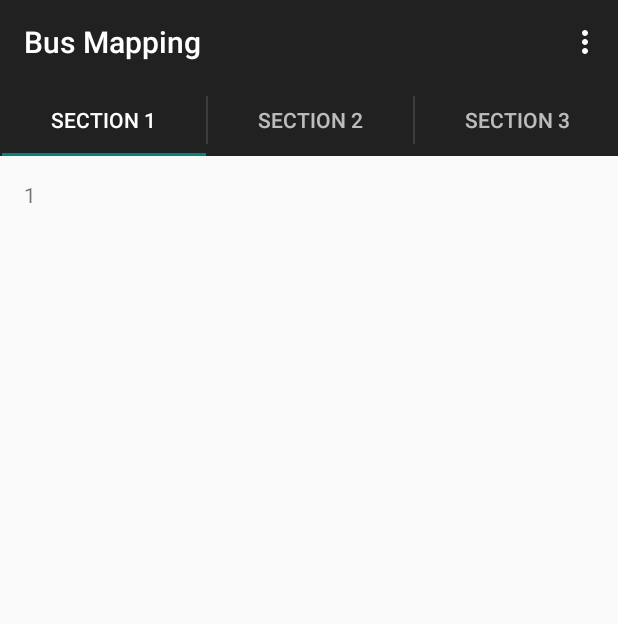
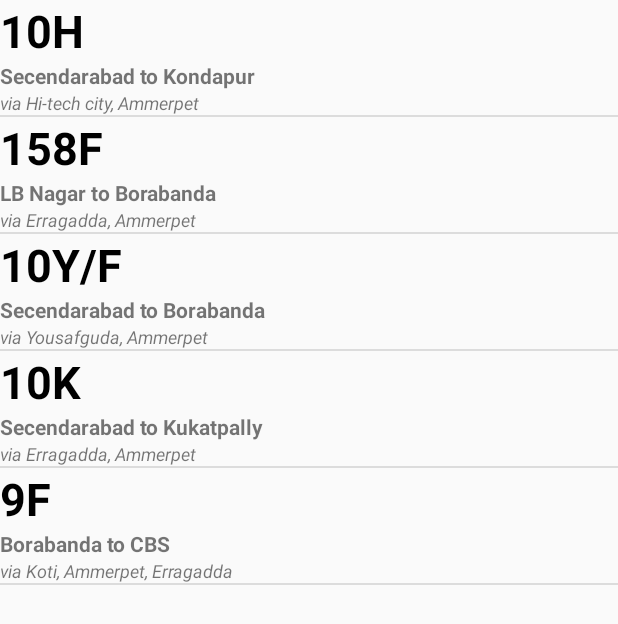
Before and after one commit to Nagamalleswarrao/BusMapping, an Android app: the screen it shows after launch (MainActivity), on a phone screen of 412 x 824 dp. Shown: the top 624 px of the screen. Run offline under Robolectric (Android 15) with nearby library versions, the phone set to English and light mode, and no system bars.

Commit message:
List view i populated with some random stuff

```diff
--- /dev/null
+++ b/BusMapping/src/main/java/com/creative/busmapping/BusInfoActivity.java
@@ -0,0 +1,41 @@
+package com.creative.busmapping;
+
+/**
+ * Created by Eshwar on 12/12/13.
+ */
+
+import android.os.Bundle;
+import java.util.ArrayList;
+import java.util.HashMap;
+
+import android.app.ListActivity;
+import android.widget.SimpleAdapter;
+public class BusInfoActivity extends ListActivity{
+
+    @Override
+    public void onCreate(Bundle savedInstanceState) {
+        super.onCreate(savedInstanceState);
+        setContentView(R.layout.list_view);
+
+        SimpleAdapter adapter = new SimpleAdapter(
+                this,
+                list,
+                R.layout.bus_info,
+                new String[] {"busNumber","labelBusNumber"},
+                new int[] {R.id.text1,R.id.text2}
+        );
+        populateList();
+        setListAdapter(adapter);
+    }
+
+    static final ArrayList<HashMap<String,String>> list = new ArrayList<HashMap<String,String>>();
+
+    private void populateList() {
+        HashMap<String,String> temp = new HashMap<String,String>();
+        temp.put("busNumber","10H");
+        temp.put("labelBusNumber", "Bus Number :");
+        list.add(temp);
+
+    }
+
+}
--- a/BusMapping/src/main/java/com/creative/busmapping/MainActivity.java
+++ b/BusMapping/src/main/java/com/creative/busmapping/MainActivity.java
@@ -1,187 +1,63 @@
 package com.creative.busmapping;
 
-import java.util.Locale;
+import android.os.Bundle;
+import java.util.ArrayList;
+import java.util.HashMap;
+import android.app.ListActivity;
+import android.widget.SimpleAdapter;
 
-import android.support.v7.app.ActionBarActivity;
-import android.support.v7.app.ActionBar;
-import android.support.v4.app.Fragment;
-import android.support.v4.app.FragmentManager;
-import android.support.v4.app.FragmentTransaction;
-import android.support.v4.app.FragmentPagerAdapter;
-import android.os.Bundle;
-import android.support.v4.view.ViewPager;
-import android.view.Gravity;
-import android.view.LayoutInflater;
-import android.view.Menu;
-import android.view.MenuItem;
-import android.view.View;
-import android.view.ViewGroup;
-import android.widget.TextView;
+public class MainActivity extends ListActivity {
 
-public class MainActivity extends ActionBarActivity implements ActionBar.TabListener {
+    boolean isPopulated = false;
 
-    /**
-     * The {@link android.support.v4.view.PagerAdapter} that will provide
-     * fragments for each of the sections. We use a
-     * {@link FragmentPagerAdapter} derivative, which will keep every
-     * loaded fragment in memory. If this becomes too memory intensive, it
-     * may be best to switch to a
-     * {@link android.support.v4.app.FragmentStatePagerAdapter}.
-     */
-    SectionsPagerAdapter mSectionsPagerAdapter;
+    /** Called when the activity is first created. */
+    @Override
+    public void onCreate(Bundle savedInstanceState) {
+        super.onCreate(savedInstanceState);
+        setContentView(R.layout.list_view);
 
-    /**
-     * The {@link ViewPager} that will host the section contents.
-     */
-    ViewPager mViewPager;
+        SimpleAdapter adapter = new SimpleAdapter(
+                this,
+                list,
+                R.layout.row_view,
+                new String[] {"busNumber","busRoute","viaRoute"},
+                new int[] {R.id.text1,R.id.text2, R.id.text3}
+        );
 
-    @Override
-    protected void onCreate(Bundle savedInstanceState) {
-        super.onCreate(savedInstanceState);
-        setContentView(R.layout.activity_main);
+        populateList();
+        setListAdapter(adapter);
 
-        // Set up the action bar.
-        final ActionBar actionBar = getSupportActionBar();
-        actionBar.setNavigationMode(ActionBar.NAVIGATION_MODE_TABS);
-
-        // Create the adapter that will return a fragment for each of the three
-        // primary sections of the activity.
-        mSectionsPagerAdapter = new SectionsPagerAdapter(getSupportFragmentManager());
-
-        // Set up the ViewPager with the sections adapter.
-        mViewPager = (ViewPager) findViewById(R.id.pager);
-        mViewPager.setAdapter(mSectionsPagerAdapter);
-
-        // When swiping between different sections, select the corresponding
-        // tab. We can also use ActionBar.Tab#select() to do this if we have
-        // a reference to the Tab.
-        mViewPager.setOnPageChangeListener(new ViewPager.SimpleOnPageChangeListener() {
-            @Override
-            public void onPageSelected(int position) {
-                actionBar.setSelectedNavigationItem(position);
-            }
-        });
-
-        // For each of the sections in the app, add a tab to the action bar.
-        for (int i = 0; i < mSectionsPagerAdapter.getCount(); i++) {
-            // Create a tab with text corresponding to the page title defined by
-            // the adapter. Also specify this Activity object, which implements
-            // the TabListener interface, as the callback (listener) for when
-            // this tab is selected.
-            actionBar.addTab(
-                    actionBar.newTab()
-                            .setText(mSectionsPagerAdapter.getPageTitle(i))
-                            .setTabListener(this));
-        }
     }
 
 
-    @Override
-    public boolean onCreateOptionsMenu(Menu menu) {
+    ArrayList<HashMap<String,String>> list = new ArrayList<HashMap<String,String>>();
 
-        // Inflate the menu; this adds items to the action bar if it is present.
-        getMenuInflater().inflate(R.menu.main, menu);
-        return true;
+    private void populateList() {
+        HashMap<String,String> temp = new HashMap<String,String>();
+        temp.put("busNumber","10H");
+        temp.put("busRoute", "Secendarabad to Kondapur");
+        temp.put("viaRoute", "via Hi-tech city, Ammerpet");
+        list.add(temp);
+        HashMap<String,String> temp1 = new HashMap<String,String>();
+        temp1.put("busNumber","158F");
+        temp1.put("busRoute", "LB Nagar to Borabanda");
+        temp1.put("viaRoute", "via Erragadda, Ammerpet");
+        list.add(temp1);
+        HashMap<String,String> temp2 = new HashMap<String,String>();
+        temp2.put("busNumber","10Y/F");
+        temp2.put("busRoute", "Secendarabad to Borabanda");
+        temp2.put("viaRoute", "via Yousafguda, Ammerpet");
+        list.add(temp2);
+        HashMap<String,String> temp3 = new HashMap<String,String>();
+        temp3.put("busNumber","10K");
+        temp3.put("busRoute", "Secendarabad to Kukatpally");
+        temp3.put("viaRoute", "via Erragadda, Ammerpet");
+        list.add(temp3);
+        HashMap<String,String> temp4 = new HashMap<String,String>();
+        temp4.put("busNumber","9F");
+        temp4.put("busRoute", "Borabanda to CBS");
+        temp4.put("viaRoute", "via Koti, Ammerpet, Erragadda");
+        list.add(temp4);
+
     }
-
-    @Override
-    public boolean onOptionsItemSelected(MenuItem item) {
-        // Handle action bar item clicks here. The action bar will
-        // automatically handle clicks on the Home/Up button, so long
-        // as you specify a parent activity in AndroidManifest.xml.
-        switch (item.getItemId()) {
-            case R.id.action_settings:
-                return true;
-        }
-        return super.onOptionsItemSelected(item);
-    }
-
-    @Override
-    public void onTabSelected(ActionBar.Tab tab, FragmentTransaction fragmentTransaction) {
-        // When the given tab is selected, switch to the corresponding page in
-        // the ViewPager.
-        mViewPager.setCurrentItem(tab.getPosition());
-    }
-
-    @Override
-    public void onTabUnselected(ActionBar.Tab tab, FragmentTransaction fragmentTransaction) {
-    }
-
-    @Override
-    public void onTabReselected(ActionBar.Tab tab, FragmentTransaction fragmentTransaction) {
-    }
-
-    /**
-     * A {@link FragmentPagerAdapter} that returns a fragment corresponding to
-     * one of the sections/tabs/pages.
-     */
-    public class SectionsPagerAdapter extends FragmentPagerAdapter {
-
-        public SectionsPagerAdapter(FragmentManager fm) {
-            super(fm);
-        }
-
-        @Override
-        public Fragment getItem(int position) {
-            // getItem is called to instantiate the fragment for the given page.
-            // Return a PlaceholderFragment (defined as a static inner class below).
-            return PlaceholderFragment.newInstance(position + 1);
-        }
-
-        @Override
-        public int getCount() {
-            // Show 3 total pages.
-            return 3;
-        }
-
-        @Override
-        public CharSequence getPageTitle(int position) {
-            Locale l = Locale.getDefault();
-            switch (position) {
-                case 0:
-                    return getString(R.string.title_section1).toUpperCase(l);
-                case 1:
-                    return getString(R.string.title_section2).toUpperCase(l);
-                case 2:
-                    return getString(R.string.title_section3).toUpperCase(l);
-            }
-            return null;
-        }
-    }
-
-    /**
-     * A placeholder fragment containing a simple view.
-     */
-    public static class PlaceholderFragment extends Fragment {
-        /**
-         * The fragment argument representing the section number for this
-         * fragment.
-         */
-        private static final String ARG_SECTION_NUMBER = "section_number";
-
-        /**
-         * Returns a new instance of this fragment for the given section
-         * number.
-         */
-        public static PlaceholderFragment newInstance(int sectionNumber) {
-            PlaceholderFragment fragment = new PlaceholderFragment();
-            Bundle args = new Bundle();
-            args.putInt(ARG_SECTION_NUMBER, sectionNumber);
-            fragment.setArguments(args);
-            return fragment;
-        }
-
-        public PlaceholderFragment() {
-        }
-
-        @Override
-        public View onCreateView(LayoutInflater inflater, ViewGroup container,
-                Bundle savedInstanceState) {
-            View rootView = inflater.inflate(R.layout.fragment_main, container, false);
-            TextView textView = (TextView) rootView.findViewById(R.id.section_label);
-            textView.setText(Integer.toString(getArguments().getInt(ARG_SECTION_NUMBER)));
-            return rootView;
-        }
-    }
-
 }
--- a/BusMapping/src/main/res/layout/activity_main.xml
+++ b/BusMapping/src/main/res/layout/activity_main.xml
@@ -1,6 +1,7 @@
 <android.support.v4.view.ViewPager xmlns:android="http://schemas.android.com/apk/res/android"
     xmlns:tools="http://schemas.android.com/tools"
-    android:id="@+id/pager"
+    android:id="@+id/container"
     android:layout_width="match_parent"
     android:layout_height="match_parent"
-    tools:context=".MainActivity" />
+    tools:context=".MainActivity"
+    tools:ignore="MergeRootFrame" />
--- /dev/null
+++ b/BusMapping/src/main/res/layout/bus_info.xml
@@ -0,0 +1,26 @@
+<?xml version="1.0" encoding="utf-8"?>
+<RelativeLayout
+    xmlns:android="http://schemas.android.com/apk/res/android"
+    android:layout_width="wrap_content"
+    android:layout_height="wrap_content">
+    <TextView
+        android:id="@+id/text1"
+        android:layout_alignParentRight="true"
+        android:textStyle="bold"
+        android:textSize="30dp"
+        android:layout_width="wrap_content"
+        android:layout_height="wrap_content"
+        android:gravity="center"
+        android:textAlignment="center"
+        >
+    </TextView>
+    <TextView
+        android:id="@+id/text2"
+        android:textSize="30dp"
+        android:layout_width="wrap_content"
+        android:layout_height="wrap_content"
+        android:lines="3"
+        android:singleLine="true"
+        android:maxLines="1">
+    </TextView>
+</RelativeLayout>
--- a/BusMapping/src/main/res/layout/fragment_main.xml
+++ /dev/null
@@ -1,23 +0,0 @@
-<RelativeLayout xmlns:android="http://schemas.android.com/apk/res/android"
-    xmlns:tools="http://schemas.android.com/tools"
-    android:layout_width="match_parent"
-    android:layout_height="match_parent"
-    android:paddingLeft="@dimen/activity_horizontal_margin"
-    android:paddingRight="@dimen/activity_horizontal_margin"
-    android:paddingTop="@dimen/activity_vertical_margin"
-    android:paddingBottom="@dimen/activity_vertical_margin"
-    tools:context=".MainActivity$PlaceholderFragment">
-
-    <TextView
-        android:id="@+id/section_label"
-        android:layout_width="wrap_content"
-        android:layout_height="wrap_content" />
-
-    <GridView
-        android:layout_width="wrap_content"
-        android:layout_height="wrap_content"
-        android:id="@+id/gridView"
-        android:layout_alignParentTop="true"
-        android:layout_toRightOf="@+id/section_label" />
-
-</RelativeLayout>
--- /dev/null
+++ b/BusMapping/src/main/res/layout/list_view.xml
@@ -0,0 +1,14 @@
+<?xml version="1.0" encoding="utf-8"?>
+<LinearLayout xmlns:android="http://schemas.android.com/apk/res/android"
+    android:orientation="vertical"
+    android:layout_width="fill_parent"
+    android:layout_height="fill_parent"
+    >
+    <ListView android:id="@id/android:list"
+        android:layout_width="fill_parent"
+        android:layout_height="fill_parent"
+        android:background="#0000"
+        android:layout_weight="2"
+        android:drawSelectorOnTop="false">
+    </ListView>
+</LinearLayout>
--- /dev/null
+++ b/BusMapping/src/main/res/layout/row_view.xml
@@ -0,0 +1,25 @@
+<?xml version="1.0" encoding="utf-8"?>
+<LinearLayout
+    xmlns:android="http://schemas.android.com/apk/res/android"
+    android:layout_width="fill_parent"
+    android:layout_height="fill_parent"
+    android:orientation="vertical">
+
+    <TextView android:id="@+id/text1"
+        android:textSize="30dp"
+        android:textStyle="bold"
+        android:textColor="#000000"
+        android:layout_width="fill_parent"
+        android:layout_height="fill_parent"/>
+    <TextView android:id="@+id/text2"
+        android:textSize="14dp"
+        android:textStyle="bold"
+        android:layout_width="wrap_content"
+        android:layout_height="fill_parent"/>
+    <TextView android:id="@+id/text3"
+        android:typeface="sans"
+        android:textSize="12dp"
+        android:textStyle="italic"
+        android:layout_width="wrap_content"
+        android:layout_height="wrap_content"/>
+</LinearLayout>
--- a/BusMapping/src/main/res/menu/main.xml
+++ b/BusMapping/src/main/res/menu/main.xml
@@ -4,7 +4,7 @@
     tools:context=".MainActivity" >
 
     <item android:id="@+id/action_settings"
-        android:title="@string/action_settings"
+        android:title="Settings"
         android:orderInCategory="100"
         app:showAsAction="never" />
 </menu>
```
Also changed, not shown: 1 other file.
